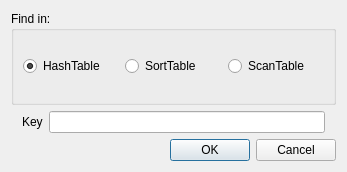
This is ZorinOA/03_lab_table/samples/qt2/selectdialog.ui in valentina-kustikova/mp2-practice as Qt 5 draws it before an edit. The edited form follows.
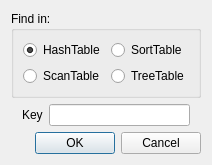
This is the edited form.

Commit message: AVLTreeTable + qt_app2

Diff of the .ui file:
```diff
--- a/ZorinOA/03_lab_table/samples/qt2/selectdialog.ui
+++ b/ZorinOA/03_lab_table/samples/qt2/selectdialog.ui
@@ -6,8 +6,8 @@
    <rect>
     <x>0</x>
     <y>0</y>
-    <width>347</width>
-    <height>172</height>
+    <width>194</width>
+    <height>159</height>
    </rect>
   </property>
   <property name="windowTitle">
@@ -19,8 +19,8 @@
      <property name="title">
       <string>Find in:</string>
      </property>
-     <layout class="QHBoxLayout" name="horizontalLayout">
-      <item>
+     <layout class="QFormLayout" name="formLayout">
+      <item row="0" column="0">
        <widget class="QRadioButton" name="radioButtonHash">
         <property name="text">
          <string>HashTable</string>
@@ -30,20 +30,27 @@
         </property>
        </widget>
       </item>
-      <item>
+      <item row="0" column="1">
        <widget class="QRadioButton" name="radioButtonSort">
         <property name="text">
          <string>SortTable</string>
         </property>
        </widget>
       </item>
-      <item>
+      <item row="1" column="0">
        <widget class="QRadioButton" name="radioButtonScan">
         <property name="text">
          <string>ScanTable</string>
         </property>
        </widget>
       </item>
+      <item row="1" column="1">
+       <widget class="QRadioButton" name="radioButtonTree">
+        <property name="text">
+         <string>TreeTable</string>
+        </property>
+       </widget>
+      </item>
      </layout>
     </widget>
    </item>
```
The commit also changes 9 other files.
